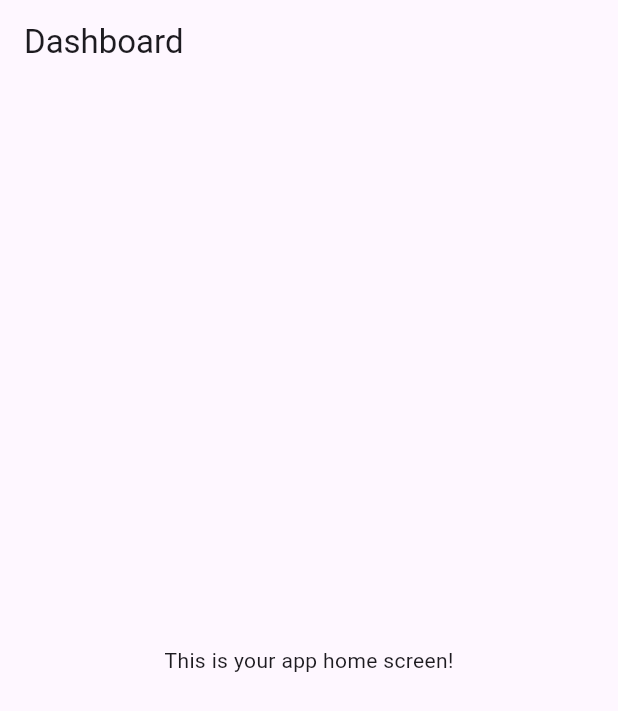
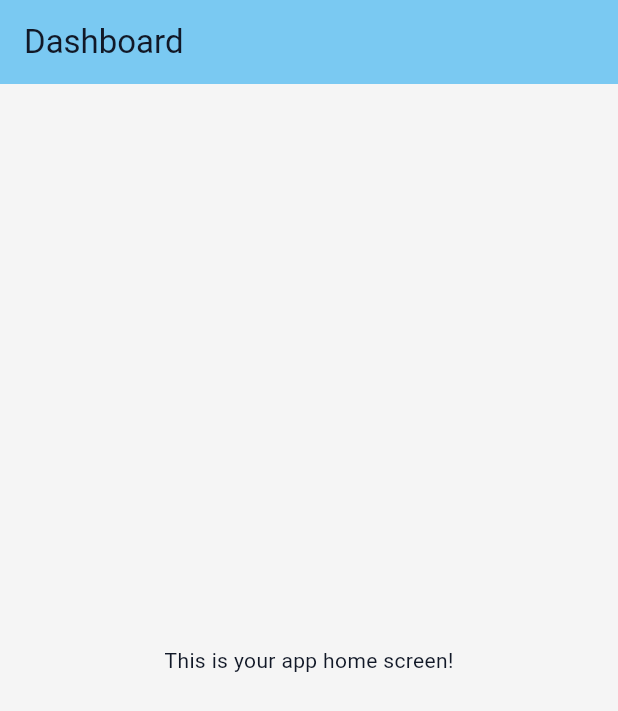
Before and after one commit to EduFapro/new-cogni, a Flutter app: the screen it shows after launch, after a tap on "Get Started", on a phone screen of 412 x 824 dp. Shown: the top 711 px of the screen. Run offline on Flutter 3.47's test engine with Material 3 defaults, Android fonts, the phone set to English and light mode, and no system bars; our stand-ins replace flutter_riverpod, flutter_svg, go_router.

Commit message:
Added themes

```diff
--- /dev/null
+++ b/lib/core/theme/app_colors.dart
@@ -0,0 +1,26 @@
+import 'package:flutter/material.dart';
+
+class AppColors {
+  // Y2K Palette
+  static const Color lightCyan = Color(0xFFB3DDE5);
+  static const Color aquaBlue = Color(0xFF02D3D2);
+  static const Color chromeBlue = Color(0xFF4073A0);
+  static const Color skyBlue = Color(0xFF7AC9F2);
+  static const Color mistTeal = Color(0xFF5F9C9D);
+
+  static const List<Color> y2kPalette = [
+    lightCyan,
+    aquaBlue,
+    chromeBlue,
+    skyBlue,
+    mistTeal,
+  ];
+
+  // Neutrals
+  static const Color pureWhite = Color(0xFFFFFFFF);
+  static const Color softWhite = Color(0xFFF5F5F5);
+  static const Color coolGray100 = Color(0xFFE5E7EB);
+  static const Color coolGray500 = Color(0xFF6B7280);
+  static const Color coolGray900 = Color(0xFF111827);
+  static const Color trueBlack = Color(0xFF000000);
+}
--- /dev/null
+++ b/lib/core/theme/app_theme.dart
@@ -0,0 +1,52 @@
+import 'package:flutter/material.dart';
+import 'app_colors.dart';
+
+class AppTheme {
+  static ThemeData lightTheme = ThemeData(
+    useMaterial3: true,
+    colorScheme: ColorScheme.light(
+      primary: AppColors.skyBlue,
+      secondary: AppColors.aquaBlue,
+      background: AppColors.softWhite,
+      surface: AppColors.pureWhite,
+      onPrimary: AppColors.coolGray900,
+      onSecondary: AppColors.coolGray900,
+      onBackground: AppColors.coolGray900,
+      onSurface: AppColors.coolGray900,
+    ),
+    scaffoldBackgroundColor: AppColors.softWhite,
+    appBarTheme: const AppBarTheme(
+      backgroundColor: AppColors.skyBlue,
+      foregroundColor: AppColors.coolGray900,
+      elevation: 0,
+    ),
+    textTheme: const TextTheme(
+      bodyLarge: TextStyle(color: AppColors.coolGray900),
+      bodyMedium: TextStyle(color: AppColors.coolGray900),
+    ),
+  );
+
+  static ThemeData darkTheme = ThemeData(
+    useMaterial3: true,
+    colorScheme: ColorScheme.dark(
+      primary: AppColors.chromeBlue,
+      secondary: AppColors.mistTeal,
+      background: AppColors.coolGray900,
+      surface: AppColors.coolGray500,
+      onPrimary: AppColors.pureWhite,
+      onSecondary: AppColors.pureWhite,
+      onBackground: AppColors.pureWhite,
+      onSurface: AppColors.pureWhite,
+    ),
+    scaffoldBackgroundColor: AppColors.coolGray900,
+    appBarTheme: const AppBarTheme(
+      backgroundColor: AppColors.chromeBlue,
+      foregroundColor: AppColors.pureWhite,
+      elevation: 0,
+    ),
+    textTheme: const TextTheme(
+      bodyLarge: TextStyle(color: AppColors.pureWhite),
+      bodyMedium: TextStyle(color: AppColors.pureWhite),
+    ),
+  );
+}
--- a/lib/main.dart
+++ b/lib/main.dart
@@ -1,5 +1,6 @@
 import 'package:flutter/material.dart';
 import 'package:flutter_riverpod/flutter_riverpod.dart';
+import 'core/theme/app_theme.dart';
 import 'router.dart';
 
 void main() {
@@ -13,7 +14,9 @@ class StartupApp extends StatelessWidget {
   Widget build(BuildContext context) {
     return MaterialApp.router(
       title: 'Novo Cogni',
-      theme: ThemeData(useMaterial3: true, colorSchemeSeed: Colors.deepPurple),
+      theme: AppTheme.lightTheme,
+      darkTheme: AppTheme.darkTheme,
+      themeMode: ThemeMode.system, // 🔁 Light/Dark auto switch
       routerConfig: router,
     );
   }
```
